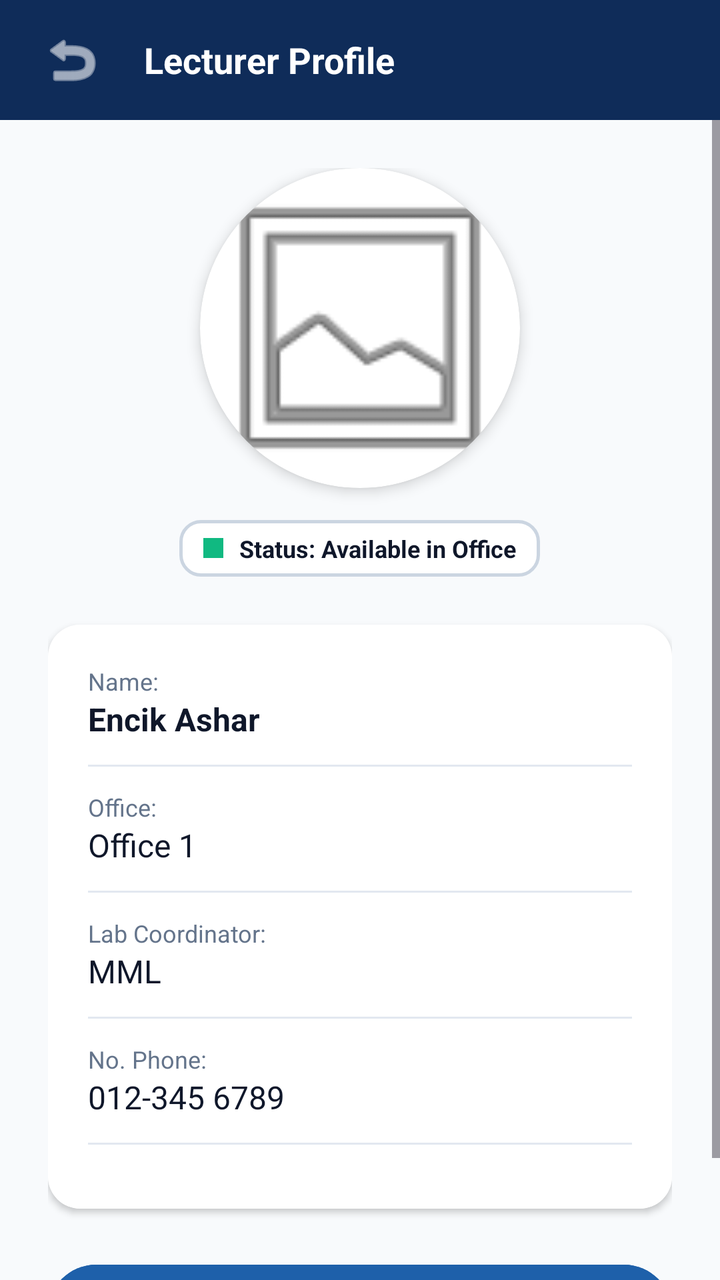
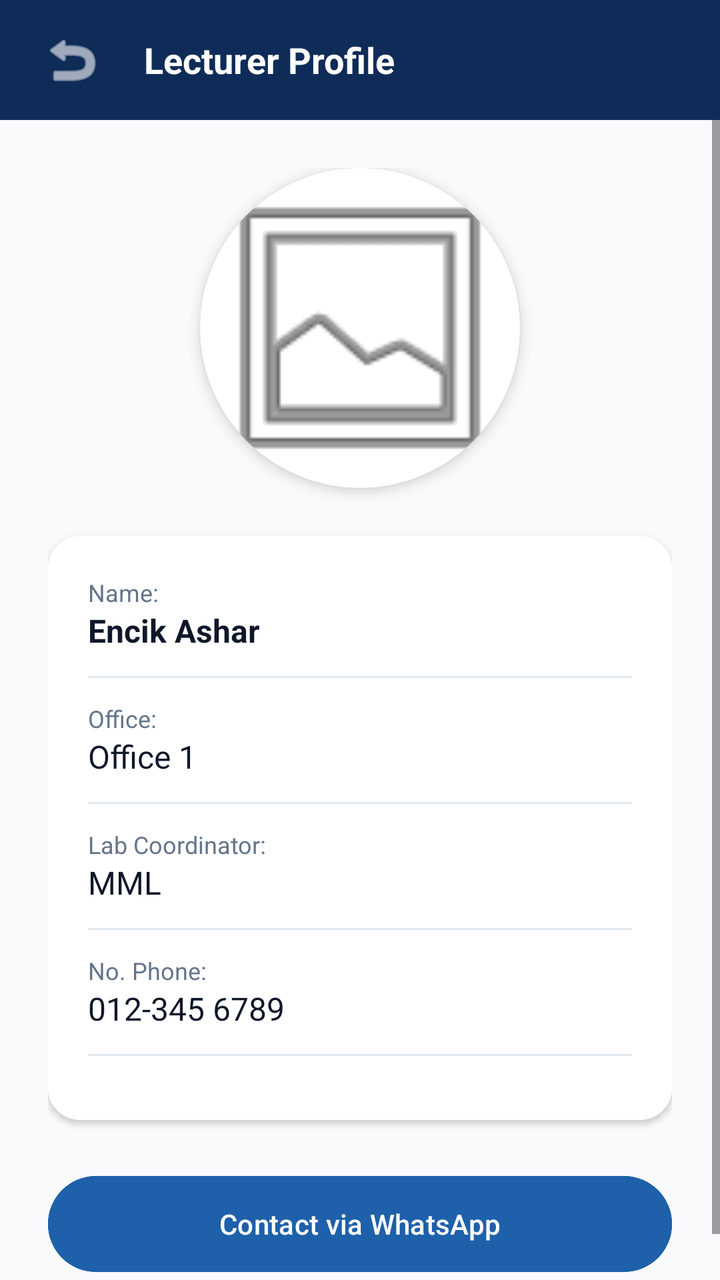

Two renders of the same Android screen: before a commit and after it. Below are the layout's source before the change and the commit's diff.
<!-- AndroidManifest.xml: application theme Theme.Fyp1 -->
<!-- res/layout/activity_lecturer_detail.xml -->
<?xml version="1.0" encoding="utf-8"?>
<LinearLayout xmlns:android="http://schemas.android.com/apk/res/android"
    xmlns:app="http://schemas.android.com/apk/res-auto"
    xmlns:tools="http://schemas.android.com/tools"
    android:layout_width="match_parent"
    android:layout_height="match_parent"
    android:background="@color/bg_page_light"
    android:fitsSystemWindows="true"
    android:orientation="vertical"
    tools:context=".LecturerDetailActivity">

    
    <LinearLayout
        android:layout_width="match_parent"
        android:layout_height="60dp"
        android:background="@color/campus_navy"
        android:gravity="center_vertical"
        android:orientation="horizontal"
        android:paddingStart="16dp"
        android:paddingEnd="16dp">

        <ImageButton
            android:id="@+id/btnBack"
            android:layout_width="40dp"
            android:layout_height="40dp"
            android:background="?android:attr/selectableItemBackgroundBorderless"
            android:contentDescription="@string/back"
            android:src="@android:drawable/ic_menu_revert"
            app:tint="@color/text_light" />

        <TextView
            android:layout_width="wrap_content"
            android:layout_height="wrap_content"
            android:layout_marginStart="16dp"
            android:text="@string/title_lecturer_profile"
            android:textColor="@color/text_light"
            android:textSize="18sp"
            android:textStyle="bold" />
    </LinearLayout>

    <ScrollView
        android:layout_width="match_parent"
        android:layout_height="match_parent">

        <LinearLayout
            android:layout_width="match_parent"
            android:layout_height="wrap_content"
            android:gravity="center_horizontal"
            android:orientation="vertical"
            android:padding="24dp">

            
            <androidx.cardview.widget.CardView
                android:layout_width="160dp"
                android:layout_height="160dp"
                app:cardCornerRadius="80dp"
                app:cardElevation="4dp">

                <ImageView
                    android:id="@+id/ivDetailProfile"
                    android:layout_width="match_parent"
                    android:layout_height="match_parent"
                    android:scaleType="centerCrop"
                    android:src="@android:drawable/ic_menu_gallery" />
            </androidx.cardview.widget.CardView>

            
            <LinearLayout
                android:layout_width="wrap_content"
                android:layout_height="wrap_content"
                android:layout_marginTop="16dp"
                android:background="@drawable/bg_input_modern"
                android:gravity="center_vertical"
                android:paddingStart="12dp"
                android:paddingTop="6dp"
                android:paddingEnd="12dp"
                android:paddingBottom="6dp">

                <View
                    android:id="@+id/viewStatusIndicator"
                    android:layout_width="10dp"
                    android:layout_height="10dp"
                    android:background="@color/status_available" />

                <TextView
                    android:id="@+id/tvStatusText"
                    android:layout_width="wrap_content"
                    android:layout_height="wrap_content"
                    android:layout_marginStart="8dp"
                    android:text="@string/status_in_office"
                    android:textColor="@color/text_primary"
                    android:textSize="12sp"
                    android:textStyle="bold" />
            </LinearLayout>

            
            <androidx.cardview.widget.CardView
                android:layout_width="match_parent"
                android:layout_height="wrap_content"
                android:layout_marginTop="24dp"
                app:cardCornerRadius="16dp"
                app:cardElevation="2dp">

                <LinearLayout
                    android:layout_width="match_parent"
                    android:layout_height="wrap_content"
                    android:background="@color/surface_white"
                    android:orientation="vertical"
                    android:padding="20dp">

                    <TextView
                        android:layout_width="wrap_content"
                        android:layout_height="wrap_content"
                        android:text="@string/label_name"
                        android:textColor="@color/text_secondary"
                        android:textSize="12sp" />

                    <TextView
                        android:id="@+id/tvDetailName"
                        android:layout_width="wrap_content"
                        android:layout_height="wrap_content"
                        android:text="Encik Ashar"
                        android:textColor="@color/text_primary"
                        android:textSize="16sp"
                        android:textStyle="bold" />

                    <View
                        android:layout_width="match_parent"
                        android:layout_height="1dp"
                        android:layout_marginTop="12dp"
                        android:layout_marginBottom="12dp"
                        android:background="@color/border_slate" />

                    <TextView
                        android:layout_width="wrap_content"
                        android:layout_height="wrap_content"
                        android:text="@string/label_office"
                        android:textColor="@color/text_secondary"
                        android:textSize="12sp" />

                    <TextView
                        android:id="@+id/tvDetailOffice"
                        android:layout_width="wrap_content"
                        android:layout_height="wrap_content"
                        android:text="Office 1"
                        android:textColor="@color/text_primary"
                        android:textSize="16sp" />

                    <View
                        android:layout_width="match_parent"
                        android:layout_height="1dp"
                        android:layout_marginTop="12dp"
                        android:layout_marginBottom="12dp"
                        android:background="@color/border_slate" />

                    <TextView
                        android:layout_width="wrap_content"
                        android:layout_height="wrap_content"
                        android:text="@string/label_lab_coordinator"
                        android:textColor="@color/text_secondary"
                        android:textSize="12sp" />

                    <TextView
                        android:id="@+id/tvDetailLab"
                        android:layout_width="wrap_content"
                        android:layout_height="wrap_content"
                        android:text="MML"
                        android:textColor="@color/text_primary"
                        android:textSize="16sp" />

                    <View
                        android:layout_width="match_parent"
                        android:layout_height="1dp"
                        android:layout_marginTop="12dp"
                        android:layout_marginBottom="12dp"
                        android:background="@color/border_slate" />

                    <TextView
                        android:layout_width="wrap_content"
                        android:layout_height="wrap_content"
                        android:text="@string/label_phone"
                        android:textColor="@color/text_secondary"
                        android:textSize="12sp" />

                    <TextView
                        android:id="@+id/tvDetailPhone"
                        android:layout_width="wrap_content"
                        android:layout_height="wrap_content"
                        android:text="012-345 6789"
                        android:textColor="@color/text_primary"
                        android:textSize="16sp" />

                    <View
                        android:layout_width="match_parent"
                        android:layout_height="1dp"
                        android:layout_marginTop="12dp"
                        android:layout_marginBottom="12dp"
                        android:background="@color/border_slate" />

                </LinearLayout>
            </androidx.cardview.widget.CardView>

            
            <LinearLayout
                android:layout_width="match_parent"
                android:layout_height="wrap_content"
                android:layout_marginTop="24dp"
                android:orientation="vertical">

                <Button
                    android:id="@+id/btnContactWhatsApp"
                    android:layout_width="match_parent"
                    android:layout_height="56dp"
                    android:backgroundTint="@color/campus_blue"
                    android:text="@string/btn_whatsapp"
                    android:textAllCaps="false"
                    android:textColor="@color/text_light" />
            </LinearLayout>

        </LinearLayout>
    </ScrollView>

</LinearLayout>
<!-- resources referenced by this layout -->
<resources>
  <color name="bg_page_light">#F8FAFC</color>
  <color name="border_slate">#E2E8F0</color>
  <color name="campus_blue">#1E60AA</color>
  <color name="campus_navy">#0F2C59</color>
  <color name="status_available">#10B981</color>
  <color name="surface_white">#FFFFFF</color>
  <color name="text_light">#FFFFFF</color>
  <color name="text_primary">#0F172A</color>
  <color name="text_secondary">#64748B</color>
  <!-- drawable bg_input_modern (drawable) -->
  <?xml version="1.0" encoding="utf-8"?>
  <shape xmlns:android="http://schemas.android.com/apk/res/android"
      android:shape="rectangle">
      <solid android:color="#FFFFFF" />
      <corners android:radius="10dp" />
      <stroke android:width="1.5dp" android:color="#CBD5E1" />
  </shape>
  <string name="back">Back</string>
  <string name="btn_whatsapp">Contact via WhatsApp</string>
  <string name="label_lab_coordinator">Lab Coordinator:</string>
  <string name="label_name">Name:</string>
  <string name="label_office">Office:</string>
  <string name="label_phone">No. Phone:</string>
  <string name="status_in_office">Status: Available in Office</string>
  <string name="title_lecturer_profile">Lecturer Profile</string>
  <style name="Theme.Fyp1" parent="Base.Theme.Fyp1" />
  <style name="Base.Theme.Fyp1" parent="Theme.Material3.Light.NoActionBar">
          
          
      </style>
</resources>

<!-- the commit's change to res/layout/activity_lecturer_detail.xml (unified diff, before → after) -->
@@ -63,35 +63,6 @@
                     android:scaleType="centerCrop"
                     android:src="@android:drawable/ic_menu_gallery" />
             </androidx.cardview.widget.CardView>
-
-            
-            <LinearLayout
-                android:layout_width="wrap_content"
-                android:layout_height="wrap_content"
-                android:layout_marginTop="16dp"
-                android:background="@drawable/bg_input_modern"
-                android:gravity="center_vertical"
-                android:paddingStart="12dp"
-                android:paddingTop="6dp"
-                android:paddingEnd="12dp"
-                android:paddingBottom="6dp">
-
-                <View
-                    android:id="@+id/viewStatusIndicator"
-                    android:layout_width="10dp"
-                    android:layout_height="10dp"
-                    android:background="@color/status_available" />
-
-                <TextView
-                    android:id="@+id/tvStatusText"
-                    android:layout_width="wrap_content"
-                    android:layout_height="wrap_content"
-                    android:layout_marginStart="8dp"
-                    android:text="@string/status_in_office"
-                    android:textColor="@color/text_primary"
-                    android:textSize="12sp"
-                    android:textStyle="bold" />
-            </LinearLayout>
 
             
             <androidx.cardview.widget.CardView
<!-- resource entries referenced after the edit -->
@@ -4,26 +4,16 @@
   <color name="border_slate">#E2E8F0</color>
   <color name="campus_blue">#1E60AA</color>
   <color name="campus_navy">#0F2C59</color>
-  <color name="status_available">#10B981</color>
   <color name="surface_white">#FFFFFF</color>
   <color name="text_light">#FFFFFF</color>
   <color name="text_primary">#0F172A</color>
   <color name="text_secondary">#64748B</color>
-  <!-- drawable bg_input_modern (drawable) -->
-  <?xml version="1.0" encoding="utf-8"?>
-  <shape xmlns:android="http://schemas.android.com/apk/res/android"
-      android:shape="rectangle">
-      <solid android:color="#FFFFFF" />
-      <corners android:radius="10dp" />
-      <stroke android:width="1.5dp" android:color="#CBD5E1" />
-  </shape>
   <string name="back">Back</string>
   <string name="btn_whatsapp">Contact via WhatsApp</string>
   <string name="label_lab_coordinator">Lab Coordinator:</string>
   <string name="label_name">Name:</string>
   <string name="label_office">Office:</string>
   <string name="label_phone">No. Phone:</string>
-  <string name="status_in_office">Status: Available in Office</string>
   <string name="title_lecturer_profile">Lecturer Profile</string>
   <style name="Theme.Fyp1" parent="Base.Theme.Fyp1" />
   <style name="Base.Theme.Fyp1" parent="Theme.Material3.Light.NoActionBar">
